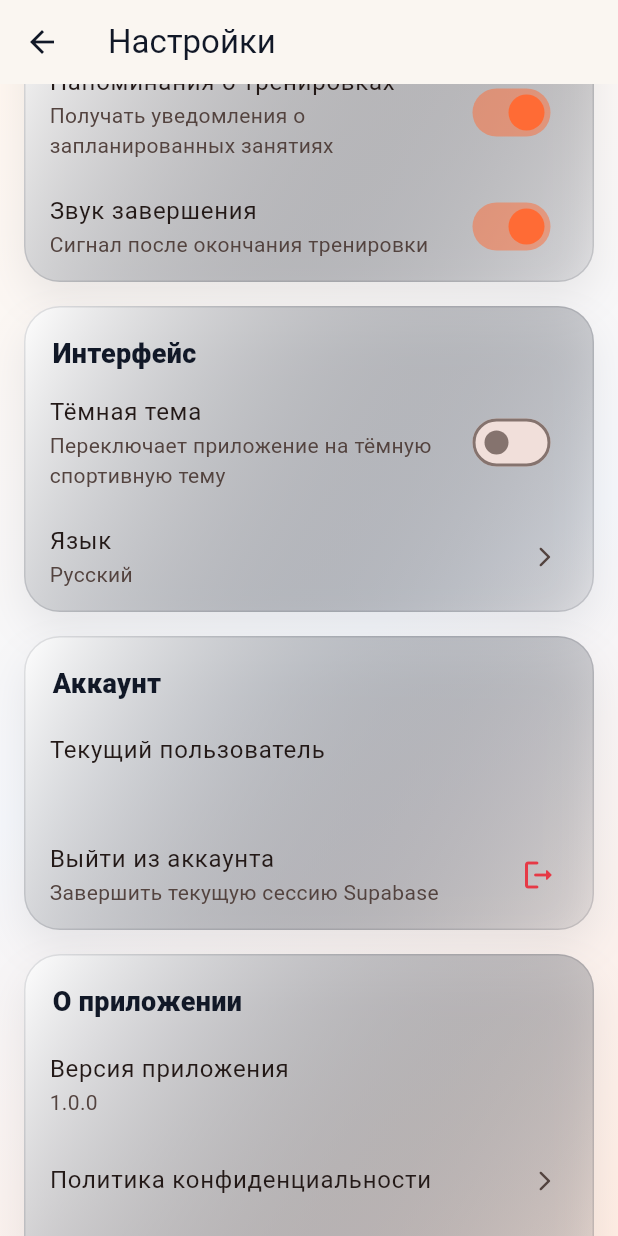
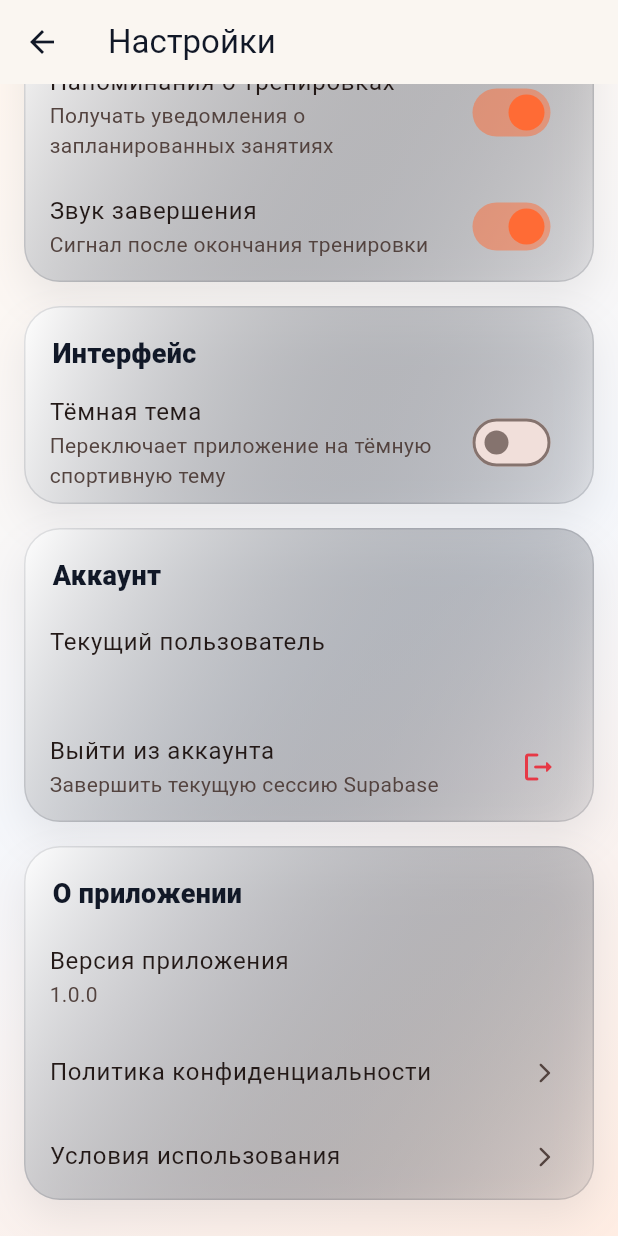
Before and after one commit to Abil221/TrainingApp, a Flutter app: the SettingsScreen screen opened directly, scrolled down 458 dp, on a phone screen of 412 x 824 dp. Run offline on Flutter 3.47's test engine with Material 3 defaults, Android fonts, the phone set to English and light mode, and no system bars; our stand-ins replace shared_preferences, supabase_flutter; accounts and stored records are empty; statements that could not run were skipped.

````diff
--- /dev/null
+++ b/lib/l10n/app_localizations.dart
@@ -0,0 +1,265 @@
+import 'dart:async';
+
+import 'package:flutter/foundation.dart';
+import 'package:flutter/widgets.dart';
+import 'package:flutter_localizations/flutter_localizations.dart';
+import 'package:intl/intl.dart' as intl;
+
+import 'app_localizations_de.dart';
+import 'app_localizations_en.dart';
+import 'app_localizations_es.dart';
+import 'app_localizations_fr.dart';
+import 'app_localizations_ru.dart';
+
+// ignore_for_file: type=lint
+
+/// Callers can lookup localized strings with an instance of AppLocalizations
+/// returned by `AppLocalizations.of(context)`.
+///
+/// Applications need to include `AppLocalizations.delegate()` in their app's
+/// `localizationDelegates` list, and the locales they support in the app's
+/// `supportedLocales` list. For example:
+///
+/// ```dart
+/// import 'l10n/app_localizations.dart';
+///
+/// return MaterialApp(
+///   localizationsDelegates: AppLocalizations.localizationsDelegates,
+///   supportedLocales: AppLocalizations.supportedLocales,
+///   home: MyApplicationHome(),
+/// );
+/// ```
+///
+/// ## Update pubspec.yaml
+///
+/// Please make sure to update your pubspec.yaml to include the following
+/// packages:
+///
+/// ```yaml
+/// dependencies:
+///   # Internationalization support.
+///   flutter_localizations:
+///     sdk: flutter
+///   intl: any # Use the pinned version from flutter_localizations
+///
+///   # Rest of dependencies
+/// ```
+///
+/// ## iOS Applications
+///
+/// iOS applications define key application metadata, including supported
+/// locales, in an Info.plist file that is built into the application bundle.
+/// To configure the locales supported by your app, you’ll need to edit this
+/// file.
+///
+/// First, open your project’s ios/Runner.xcworkspace Xcode workspace file.
+/// Then, in the Project Navigator, open the Info.plist file under the Runner
+/// project’s Runner folder.
+///
+/// Next, select the Information Property List item, select Add Item from the
+/// Editor menu, then select Localizations from the pop-up menu.
+///
+/// Select and expand the newly-created Localizations item then, for each
+/// locale your application supports, add a new item and select the locale
+/// you wish to add from the pop-up menu in the Value field. This list should
+/// be consistent with the languages listed in the AppLocalizations.supportedLocales
+/// property.
+abstract class AppLocalizations {
+  AppLocalizations(String locale)
+      : localeName = intl.Intl.canonicalizedLocale(locale.toString());
+
+  final String localeName;
+
+  static AppLocalizations? of(BuildContext context) {
+    return Localizations.of<AppLocalizations>(context, AppLocalizations);
+  }
+
+  static const LocalizationsDelegate<AppLocalizations> delegate =
+      _AppLocalizationsDelegate();
+
+  /// A list of this localizations delegate along with the default localizations
+  /// delegates.
+  ///
+  /// Returns a list of localizations delegates containing this delegate along with
+  /// GlobalMaterialLocalizations.delegate, GlobalCupertinoLocalizations.delegate,
+  /// and GlobalWidgetsLocalizations.delegate.
+  ///
+  /// Additional delegates can be added by appending to this list in
+  /// MaterialApp. This list does not have to be used at all if a custom list
+  /// of delegates is preferred or required.
+  static const List<LocalizationsDelegate<dynamic>> localizationsDelegates =
+      <LocalizationsDelegate<dynamic>>[
+    delegate,
+    GlobalMaterialLocalizations.delegate,
+    GlobalCupertinoLocalizations.delegate,
+    GlobalWidgetsLocalizations.delegate,
+  ];
+
+  /// A list of this localizations delegate's supported locales.
+  static const List<Locale> supportedLocales = <Locale>[
+    Locale('de'),
+    Locale('en'),
+    Locale('es'),
+    Locale('fr'),
+    Locale('ru')
+  ];
+
+  /// No description provided for @appTitle.
+  ///
+  /// In ru, this message translates to:
+  /// **'Training App'**
+  String get appTitle;
+
+  /// No description provided for @tabHome.
+  ///
+  /// In ru, this message translates to:
+  /// **'Дома'**
+  String get tabHome;
+
+  /// No description provided for @tabProgress.
+  ///
+  /// In ru, this message translates to:
+  /// **'Прогресс'**
+  String get tabProgress;
+
+  /// No description provided for @tabSettings.
+  ///
+  /// In ru, this message translates to:
+  /// **'Настройки'**
+  String get tabSettings;
+
+  /// No description provided for @categoryStrength.
+  ///
+  /// In ru, this message translates to:
+  /// **'Сила'**
+  String get categoryStrength;
+
+  /// No description provided for @categoryCardio.
+  ///
+  /// In ru, this message translates to:
+  /// **'Кардио'**
+  String get categoryCardio;
+
+  /// No description provided for @categoryMobility.
+  ///
+  /// In ru, this message translates to:
+  /// **'Мобильность'**
+  String get categoryMobility;
+
+  /// No description provided for @strengthDesc.
+  ///
+  /// In ru, this message translates to:
+  /// **'Базовые силовые движения с весом собственного тела.'**
+  String get strengthDesc;
+
+  /// No description provided for @cardioDesc.
+  ///
+  /// In ru, this message translates to:
+  /// **'Интенсивные форматы для выносливости и жиросжигания.'**
+  String get cardioDesc;
+
+  /// No description provided for @mobilityDesc.
+  ///
+  /// In ru, this message translates to:
+  /// **'Растяжка, контроль корпуса и восстановление.'**
+  String get mobilityDesc;
+
+  /// No description provided for @homeWorkoutsTitle.
+  ///
+  /// In ru, this message translates to:
+  /// **'Тренировки дома'**
+  String get homeWorkoutsTitle;
+
+  /// No description provided for @homeWorkoutsSubtitle.
+  ///
+  /// In ru, this message translates to:
+  /// **'Чёткие планы без сложного оборудования. Выбирай цель и начинай сразу.'**
+  String get homeWorkoutsSubtitle;
+
+  /// No description provided for @emptyCategory.
+  ///
+  /// In ru, this message translates to:
+  /// **'Пока нет домашних тренировок в этой категории'**
+  String get emptyCategory;
+
+  /// No description provided for @themeSettings.
+  ///
+  /// In ru, this message translates to:
+  /// **'Оформление'**
+  String get themeSettings;
+
+  /// No description provided for @languageSettings.
+  ///
+  /// In ru, this message translates to:
+  /// **'Язык'**
+  String get languageSettings;
+
+  /// No description provided for @notificationSettings.
+  ///
+  /// In ru, this message translates to:
+  /// **'Уведомления'**
+  String get notificationSettings;
+
+  /// No description provided for @soundSettings.
+  ///
+  /// In ru, this message translates to:
+  /// **'Звук'**
+  String get soundSettings;
+
+  /// No description provided for @logOut.
+  ///
+  /// In ru, this message translates to:
+  /// **'Выйти'**
+  String get logOut;
+
+  /// No description provided for @profile.
+  ///
+  /// In ru, this message translates to:
+  /// **'Профиль'**
+  String get profile;
+
+  /// No description provided for @languageFull.
+  ///
+  /// In ru, this message translates to:
+  /// **'Русский'**
+  String get languageFull;
+}
+
+class _AppLocalizationsDelegate
+    extends LocalizationsDelegate<AppLocalizations> {
+  const _AppLocalizationsDelegate();
+
+  @override
+  Future<AppLocalizations> load(Locale locale) {
+    return SynchronousFuture<AppLocalizations>(lookupAppLocalizations(locale));
+  }
+
+  @override
+  bool isSupported(Locale locale) =>
+      <String>['de', 'en', 'es', 'fr', 'ru'].contains(locale.languageCode);
+
+  @override
+  bool shouldReload(_AppLocalizationsDelegate old) => false;
+}
+
+AppLocalizations lookupAppLocalizations(Locale locale) {
+  // Lookup logic when only language code is specified.
+  switch (locale.languageCode) {
+    case 'de':
+      return AppLocalizationsDe();
+    case 'en':
+      return AppLocalizationsEn();
+    case 'es':
+      return AppLocalizationsEs();
+    case 'fr':
+      return AppLocalizationsFr();
+    case 'ru':
+      return AppLocalizationsRu();
+  }
+
+  throw FlutterError(
+      'AppLocalizations.delegate failed to load unsupported locale "$locale". This is likely '
+      'an issue with the localizations generation tool. Please file an issue '
+      'on GitHub with a reproducible sample app and the gen-l10n configuration '
+      'that was used.');
+}
--- a/lib/screens/home_workouts_screen.dart
+++ b/lib/screens/home_workouts_screen.dart
@@ -91,7 +91,7 @@
             ),
             const SizedBox(height: 20),
             SizedBox(
-              height: 128,
+              height: 160,
               child: ListView.separated(
                 scrollDirection: Axis.horizontal,
                 itemCount: categories.length,
--- a/lib/screens/settings_screen.dart
+++ b/lib/screens/settings_screen.dart
@@ -15,7 +15,6 @@
   late bool notificationsEnabled;
   late bool soundEnabled;
   late bool darkMode;
-  late String selectedLanguage;
 
   @override
   void initState() {
@@ -24,7 +23,6 @@
     notificationsEnabled = appSettings.notificationsEnabled.value;
     soundEnabled = appSettings.soundEnabled.value;
     darkMode = appSettings.isDarkMode;
-    selectedLanguage = appSettings.selectedLanguage;
   }
 
   @override
@@ -60,7 +58,7 @@
                   ),
                   const SizedBox(height: 10),
                   const Text(
-                    'Настрой приложение под свой ритм: уведомления, язык и интерфейс.',
+                    'Настрой приложение под свой ритм: уведомления и интерфейс.',
                     style: TextStyle(
                       color: Color(0xFFD1D5DB),
                       fontSize: 15,
@@ -83,13 +81,6 @@
                           label: 'звук',
                         ),
                       ),
-                      const SizedBox(width: 12),
-                      Expanded(
-                        child: _HeroSettingStat(
-                          value: selectedLanguage,
-                          label: 'язык',
-                        ),
-                      ),
                     ],
                   ),
                 ],
@@ -103,14 +94,6 @@
                     icon: Icons.notifications_active_outlined,
                     label: 'Уведомления',
                     color: const Color(0xFFFF6B35),
-                  ),
-                ),
-                const SizedBox(width: 12),
-                Expanded(
-                  child: _FeaturePill(
-                    icon: Icons.language_rounded,
-                    label: 'Язык',
-                    color: const Color(0xFF111827),
                   ),
                 ),
                 const SizedBox(width: 12),
@@ -165,13 +148,6 @@
                     });
                     AppSettings().setDarkMode(value);
                   },
-                ),
-                ListTile(
-                  title: const Text('Язык'),
-                  subtitle: Text(selectedLanguage),
-                  trailing:
-                      const Icon(Icons.arrow_forward_ios_rounded, size: 16),
-                  onTap: _showLanguageDialog,
                 ),
               ],
             ),
@@ -244,31 +220,6 @@
     );
   }
 
-  void _showLanguageDialog() {
-    showDialog(
-      context: context,
-      builder: (context) => AlertDialog(
-        title: const Text('Выбери язык'),
-        content: Column(
-          mainAxisSize: MainAxisSize.min,
-          children: [
-            _languageOption('Русский'),
-            _languageOption('English'),
-            _languageOption('Spanish'),
-            _languageOption('French'),
-            _languageOption('German'),
-          ],
-        ),
-        actions: [
-          TextButton(
-            onPressed: () => Navigator.pop(context),
-            child: const Text('Закрыть'),
-          ),
-        ],
-      ),
-    );
-  }
-
   Widget _settingsSection(
       {required String title, required List<Widget> children}) {
     return Container(
@@ -308,22 +259,6 @@
       value: value,
       onChanged: onChanged,
       activeThumbColor: const Color(0xFFFF6B35),
-    );
-  }
-
-  Widget _languageOption(String language) {
-    return ListTile(
-      title: Text(language),
-      trailing: selectedLanguage == language
-          ? const Icon(Icons.check, color: Color(0xFFFF6B35))
-          : null,
-      onTap: () {
-        setState(() {
-          selectedLanguage = language;
-        });
-        AppSettings().setLanguage(language);
-        Navigator.pop(context);
-      },
     );
   }
 }
````
Also changed, not shown: lib/app_settings.dart (+5 -14 lines), lib/l10n/app_localizations_de.dart (added, +73 -0 lines), lib/l10n/app_localizations_en.dart (added, +72 -0 lines), lib/l10n/app_localizations_es.dart (added, +71 -0 lines), lib/l10n/app_localizations_fr.dart (added, +73 -0 lines), lib/l10n/app_localizations_ru.dart (added, +73 -0 lines), lib/screens/auth_screen.dart (+16 -13 lines), pubspec.yaml (line endings or trailing spaces), 1 other file.
